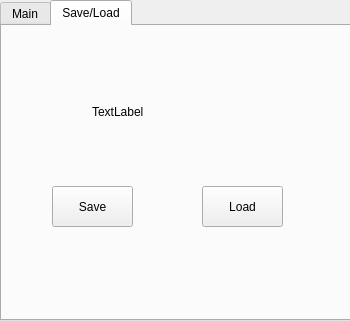
error4OA/iconifier, file assets/SOURCE_NEW.ui: the form before one commit.
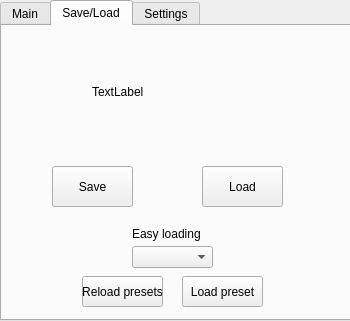
The form after the commit. The open tabs and pages were chosen to show the change.

The edit to the form file:
```diff
--- a/assets/SOURCE_NEW.ui
+++ b/assets/SOURCE_NEW.ui
@@ -26,6 +26,9 @@
     <property name="currentIndex">
      <number>0</number>
     </property>
+    <property name="tabBarAutoHide">
+     <bool>false</bool>
+    </property>
     <widget class="QWidget" name="main">
      <attribute name="title">
       <string>Main</string>
@@ -266,7 +269,7 @@
       <property name="geometry">
        <rect>
         <x>50</x>
-        <y>160</y>
+        <y>140</y>
         <width>81</width>
         <height>41</height>
        </rect>
@@ -279,7 +282,7 @@
       <property name="geometry">
        <rect>
         <x>200</x>
-        <y>160</y>
+        <y>140</y>
         <width>81</width>
         <height>41</height>
        </rect>
@@ -292,13 +295,83 @@
       <property name="geometry">
        <rect>
         <x>90</x>
-        <y>30</y>
+        <y>10</y>
         <width>151</width>
         <height>111</height>
        </rect>
       </property>
       <property name="text">
        <string>TextLabel</string>
+      </property>
+     </widget>
+     <widget class="QPushButton" name="loadPreset">
+      <property name="geometry">
+       <rect>
+        <x>180</x>
+        <y>250</y>
+        <width>81</width>
+        <height>31</height>
+       </rect>
+      </property>
+      <property name="text">
+       <string>Load preset</string>
+      </property>
+     </widget>
+     <widget class="QComboBox" name="preset_selection">
+      <property name="geometry">
+       <rect>
+        <x>130</x>
+        <y>220</y>
+        <width>81</width>
+        <height>22</height>
+       </rect>
+      </property>
+      <property name="editable">
+       <bool>false</bool>
+      </property>
+     </widget>
+     <widget class="QLabel" name="presetSelLabel">
+      <property name="geometry">
+       <rect>
+        <x>130</x>
+        <y>200</y>
+        <width>81</width>
+        <height>16</height>
+       </rect>
+      </property>
+      <property name="text">
+       <string>Easy loading</string>
+      </property>
+     </widget>
+     <widget class="QPushButton" name="reloadPresets">
+      <property name="geometry">
+       <rect>
+        <x>80</x>
+        <y>250</y>
+        <width>81</width>
+        <height>31</height>
+       </rect>
+      </property>
+      <property name="text">
+       <string>Reload presets</string>
+      </property>
+     </widget>
+    </widget>
+    <widget class="QWidget" name="settings">
+     <attribute name="title">
+      <string>Settings</string>
+     </attribute>
+     <widget class="QCheckBox" name="darkModeEnabled">
+      <property name="geometry">
+       <rect>
+        <x>10</x>
+        <y>10</y>
+        <width>91</width>
+        <height>17</height>
+       </rect>
+      </property>
+      <property name="text">
+       <string>Dark mode</string>
       </property>
      </widget>
     </widget>
```
Left out of the diff: 4 changed lines with no effect on the pictures.
